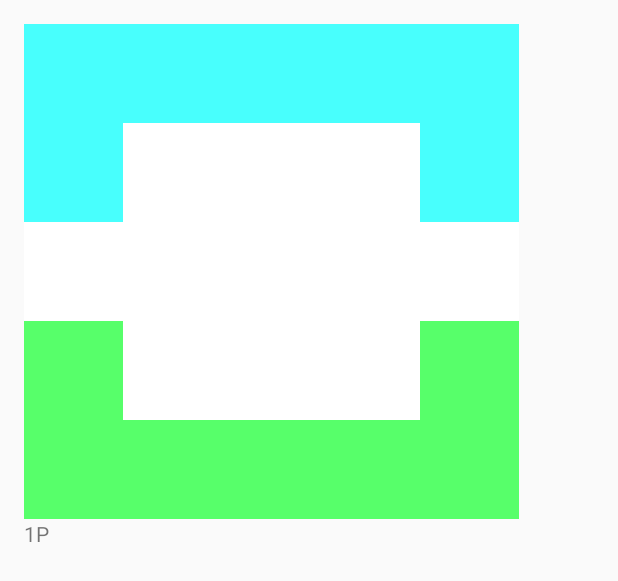
After one commit to cohalz/Entropy, an Android app: the layout activity_vscpu.xml on its own in the app's theme, with its tools: preview values and no code run, on a phone screen of 412 x 824 dp. The commit adds this screen. Shown: the top 581 px of the screen. Run offline under Robolectric (Android 15) with nearby library versions, the phone set to English and light mode, and no system bars.

Commit message:
create CPU画面

```diff
--- /dev/null
+++ b/app/src/main/res/layout/activity_vscpu.xml
@@ -0,0 +1,289 @@
+<RelativeLayout xmlns:android="http://schemas.android.com/apk/res/android"
+    xmlns:tools="http://schemas.android.com/tools" android:layout_width="match_parent"
+    android:layout_height="match_parent" android:paddingLeft="@dimen/activity_horizontal_margin"
+    android:paddingRight="@dimen/activity_horizontal_margin"
+    android:paddingTop="@dimen/activity_vertical_margin"
+    android:paddingBottom="@dimen/activity_vertical_margin"
+    tools:context="com.example.cohalz.entropy.MainActivity"
+    android:clickable="true">
+
+    <LinearLayout
+        android:orientation="vertical"
+        android:layout_width="fill_parent"
+        android:layout_height="fill_parent"
+        android:weightSum="1"
+        android:layout_alignParentBottom="true"
+        android:layout_alignParentRight="true"
+        android:layout_alignParentEnd="true">
+
+        <LinearLayout
+            android:orientation="horizontal"
+            android:layout_width="match_parent"
+            android:layout_height="66dp">
+
+            <TextView
+                android:layout_width="66dp"
+                android:layout_height="fill_parent"
+                android:id="@+id/textView0"
+                android:background="#ff48fffd"
+                android:onClick="onClick"
+                android:gravity="center" />
+
+            <TextView
+                android:layout_width="66dp"
+                android:layout_height="fill_parent"
+                android:id="@+id/textView1"
+                android:background="#ff48fffd"
+                android:clickable="true"
+                android:onClick="onClick"
+                android:gravity="center" />
+
+            <TextView
+                android:layout_width="66dp"
+                android:layout_height="fill_parent"
+                android:id="@+id/textView2"
+                android:background="#ff48fffd"
+                android:clickable="true"
+                android:onClick="onClick"
+                android:gravity="center" />
+
+            <TextView
+                android:layout_width="66dp"
+                android:layout_height="fill_parent"
+                android:id="@+id/textView3"
+                android:background="#ff48fffd"
+                android:clickable="true"
+                android:onClick="onClick"
+                android:gravity="center" />
+
+            <TextView
+                android:layout_width="66dp"
+                android:layout_height="fill_parent"
+                android:id="@+id/textView4"
+                android:background="#ff48fffd"
+                android:clickable="true"
+                android:onClick="onClick"
+                android:gravity="center" />
+        </LinearLayout>
+
+        <LinearLayout
+            android:orientation="horizontal"
+            android:layout_width="match_parent"
+            android:layout_height="66dp">
+
+            <TextView
+                android:layout_width="66dp"
+                android:layout_height="fill_parent"
+                android:id="@+id/textView5"
+                android:background="#ff48fffd"
+                android:clickable="true"
+                android:onClick="onClick"
+                android:gravity="center" />
+
+            <TextView
+                android:layout_width="66dp"
+                android:layout_height="fill_parent"
+                android:id="@+id/textView6"
+                android:background="#ffffff"
+                android:clickable="true"
+                android:onClick="onClick"
+                android:gravity="center" />
+
+            <TextView
+                android:layout_width="66dp"
+                android:layout_height="fill_parent"
+                android:id="@+id/textView7"
+                android:background="#ffffff"
+                android:clickable="true"
+                android:onClick="onClick"
+                android:gravity="center" />
+
+            <TextView
+                android:layout_width="66dp"
+                android:layout_height="fill_parent"
+                android:id="@+id/textView8"
+                android:background="#ffffff"
+                android:clickable="true"
+                android:onClick="onClick"
+                android:gravity="center" />
+
+            <TextView
+                android:layout_width="66dp"
+                android:layout_height="fill_parent"
+                android:id="@+id/textView9"
+                android:background="#ff48fffd"
+                android:clickable="true"
+                android:onClick="onClick"
+                android:gravity="center" />
+
+        </LinearLayout>
+
+        <LinearLayout
+            android:orientation="horizontal"
+            android:layout_width="fill_parent"
+            android:layout_height="66dp">
+
+            <TextView
+                android:layout_width="66dp"
+                android:layout_height="fill_parent"
+                android:id="@+id/textView10"
+                android:background="#ffffff"
+                android:clickable="true"
+                android:onClick="onClick"
+                android:gravity="center" />
+
+            <TextView
+                android:layout_width="66dp"
+                android:layout_height="fill_parent"
+                android:id="@+id/textView11"
+                android:background="#ffffff"
+                android:clickable="true"
+                android:onClick="onClick"
+                android:gravity="center" />
+
+            <TextView
+                android:layout_width="66dp"
+                android:layout_height="fill_parent"
+                android:id="@+id/textView12"
+                android:background="#ffffff"
+                android:clickable="true"
+                android:onClick="onClick"
+                android:gravity="center" />
+
+            <TextView
+                android:layout_width="66dp"
+                android:layout_height="fill_parent"
+                android:id="@+id/textView13"
+                android:background="#ffffff"
+                android:clickable="true"
+                android:onClick="onClick"
+                android:gravity="center" />
+
+            <TextView
+                android:layout_width="66dp"
+                android:layout_height="fill_parent"
+                android:id="@+id/textView14"
+                android:background="#ffffff"
+                android:clickable="true"
+                android:onClick="onClick"
+                android:gravity="center" />
+        </LinearLayout>
+
+        <LinearLayout
+            android:orientation="horizontal"
+            android:layout_width="fill_parent"
+            android:layout_height="66dp">
+
+            <TextView
+                android:layout_width="66dp"
+                android:layout_height="fill_parent"
+                android:id="@+id/textView15"
+                android:background="#ff57ff6a"
+                android:clickable="true"
+                android:onClick="onClick"
+                android:gravity="center" />
+
+            <TextView
+                android:layout_width="66dp"
+                android:layout_height="fill_parent"
+                android:id="@+id/textView16"
+                android:background="#ffffff"
+                android:clickable="true"
+                android:onClick="onClick"
+                android:gravity="center" />
+
+            <TextView
+                android:layout_width="66dp"
+                android:layout_height="fill_parent"
+                android:id="@+id/textView17"
+                android:background="#ffffff"
+                android:clickable="true"
+                android:onClick="onClick"
+                android:gravity="center" />
+
+            <TextView
+                android:layout_width="66dp"
+                android:layout_height="fill_parent"
+                android:id="@+id/textView18"
+                android:background="#ffffff"
+                android:clickable="true"
+                android:onClick="onClick"
+                android:gravity="center" />
+
+            <TextView
+                android:layout_width="66dp"
+                android:layout_height="fill_parent"
+                android:id="@+id/textView19"
+                android:background="#ff57ff6a"
+                android:clickable="true"
+                android:onClick="onClick"
+                android:gravity="center" />
+        </LinearLayout>
+
+        <LinearLayout
+            android:orientation="horizontal"
+            android:layout_width="match_parent"
+            android:layout_height="66dp" >
+
+            <TextView
+                android:layout_width="66dp"
+                android:layout_height="fill_parent"
+                android:id="@+id/textView20"
+                android:background="#ff57ff6a"
+                android:clickable="true"
+                android:onClick="onClick"
+                android:gravity="center" />
+
+            <TextView
+                android:layout_width="66dp"
+                android:layout_height="fill_parent"
+                android:id="@+id/textView21"
+                android:background="#ff57ff6a"
+                android:clickable="true"
+                android:onClick="onClick"
+                android:gravity="center" />
+
+            <TextView
+                android:layout_width="66dp"
+                android:layout_height="fill_parent"
+                android:id="@+id/textView22"
+                android:background="#ff57ff6a"
+                android:clickable="true"
+                android:onClick="onClick"
+                android:gravity="center" />
+
+            <TextView
+                android:layout_width="66dp"
+                android:layout_height="fill_parent"
+                android:id="@+id/textView23"
+                android:background="#ff57ff6a"
+                android:clickable="true"
+                android:onClick="onClick"
+                android:gravity="center" />
+
+            <TextView
+                android:layout_width="66dp"
+                android:layout_height="fill_parent"
+                android:id="@+id/textView24"
+                android:background="#ff57ff6a"
+                android:clickable="true"
+                android:onClick="onClick"
+                android:gravity="center" />
+
+        </LinearLayout>
+
+        <LinearLayout
+            android:orientation="vertical"
+            android:layout_width="fill_parent"
+            android:layout_height="fill_parent">
+
+            <TextView
+                android:layout_width="wrap_content"
+                android:layout_height="wrap_content"
+                android:text="1P"
+                android:id="@+id/status" />
+        </LinearLayout>
+
+    </LinearLayout>
+
+</RelativeLayout>
--- /dev/null
+++ b/app/src/main/res/menu/menu_p1win.xml
@@ -0,0 +1,6 @@
+<menu xmlns:android="http://schemas.android.com/apk/res/android"
+    xmlns:app="http://schemas.android.com/apk/res-auto"
+    xmlns:tools="http://schemas.android.com/tools" tools:context="com.example.cohalz.entropy.p1win">
+    <item android:id="@+id/action_settings" android:title="@string/action_settings"
+        android:orderInCategory="100" app:showAsAction="never" />
+</menu>
--- /dev/null
+++ b/app/src/main/res/menu/menu_vscpu.xml
@@ -0,0 +1,6 @@
+<menu xmlns:android="http://schemas.android.com/apk/res/android"
+    xmlns:app="http://schemas.android.com/apk/res-auto"
+    xmlns:tools="http://schemas.android.com/tools" tools:context="com.example.cohalz.entropy.VSCPU">
+    <item android:id="@+id/action_settings" android:title="@string/action_settings"
+        android:orderInCategory="100" app:showAsAction="never" />
+</menu>
--- a/app/src/main/res/values/strings.xml
+++ b/app/src/main/res/values/strings.xml
@@ -11,4 +11,6 @@
     <string name="menu_search_server">Search server</string>
     <string name="menu_connect">Connect</string>
     <string name="title_dialog">Select device</string>
+    <string name="title_activity_p1win">p1win</string>
+    <string name="title_activity_vscpu">VSCPU</string>
 </resources>
```
Also changed, not shown: app/src/main/AndroidManifest.xml (+13 -4 lines), app/src/main/java/com/example/cohalz/entropy/Normal.java (+28 -21 lines), app/src/main/java/com/example/cohalz/entropy/VSCPU.java (added, +42 -0 lines), app/src/main/java/com/example/cohalz/entropy/p1win.java (added, +41 -0 lines), app/src/main/res/layout/activity_p1win.xml (added, +20 -0 lines), app/src/main/res/drawable/tiger_win1.png (added), 1 other file.
